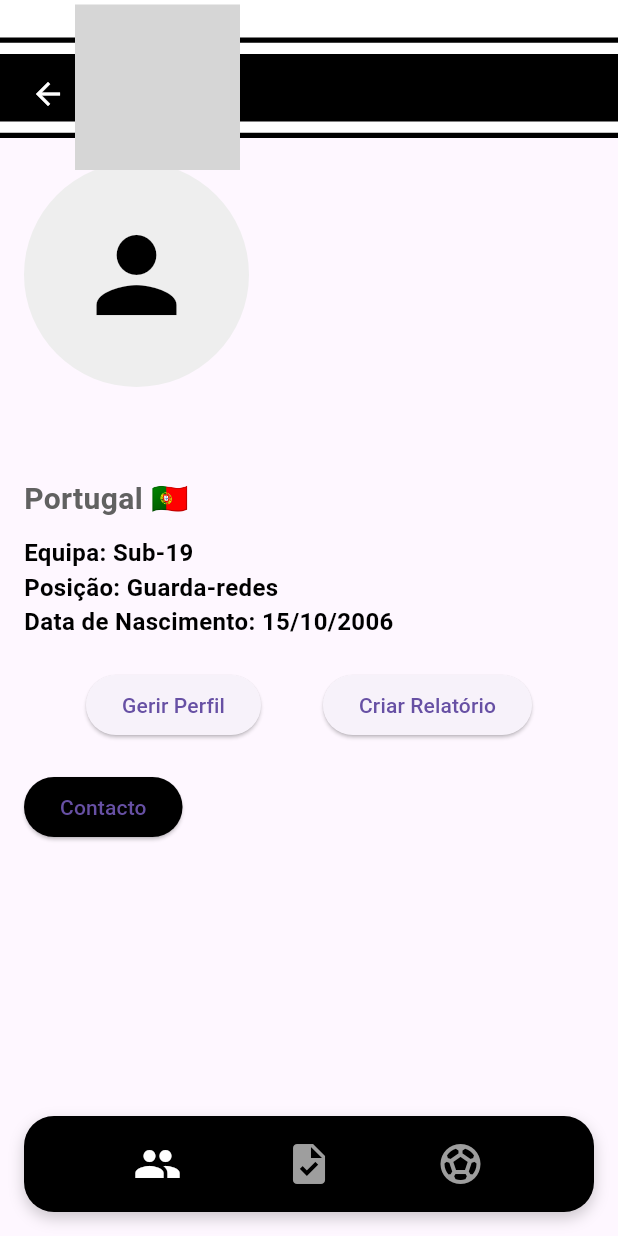
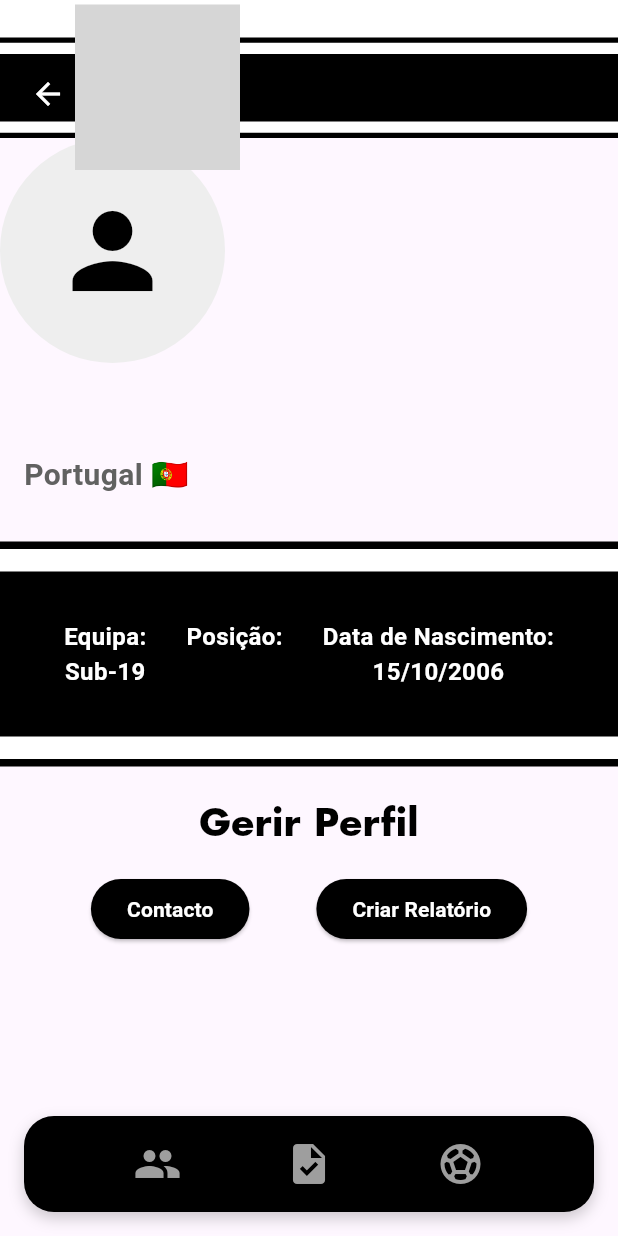
Before and after one commit to WeakyStar0/Grupo-10-Biriatos-App, a Flutter app: the JogadorPage screen opened directly with empty values, on a phone screen of 412 x 824 dp. Run offline on Flutter 3.47's test engine with Material 3 defaults, Android fonts, the phone set to English and light mode, and no system bars; our stand-ins replace flutter_svg; grey boxes are pictures that could not be loaded.

Commit message:
mudanças na pagina de jogador

```diff
--- a/appviriatos/lib/jogador.dart
+++ b/appviriatos/lib/jogador.dart
@@ -10,8 +10,13 @@ class EquipaPage extends StatefulWidget {
 class _EquipaPageState extends State<EquipaPage> {
   int _currentIndex = 4; // Índice atual da página
 
-  // Lista de jogadores de exemplo
-  final List<String> jogadores = ['Jogador 1', 'Jogador 2', 'Jogador 3', 'Jogador 4'];
+  // Lista de jogadores de exemplo com categorias
+  final Map<String, String> jogadores = {
+    'Jogador 1': 'Guarda-redes',
+    'Jogador 2': 'Defesas',
+    'Jogador 3': 'Médios',
+    'Jogador 4': 'Avançados',
+  };
 
   @override
   Widget build(BuildContext context) {
@@ -21,29 +26,31 @@ class _EquipaPageState extends State<EquipaPage> {
           Navigator.pop(context); // Voltar à página anterior
         },
       ),
-      body: Padding(
-        padding: const EdgeInsets.all(16.0),
-        child: ListView.builder(
+      body: ListView.builder(
         itemCount: jogadores.length,
         itemBuilder: (context, index) {
+          String jogadorNome = jogadores.keys.elementAt(index);
+          String jogadorCategoria = jogadores[jogadorNome]!;
           return Card(
-              margin: EdgeInsets.symmetric(vertical: 8.0),
+            margin: EdgeInsets.zero, // Remove margens externas
             elevation: 4.0,
             child: ListTile(
-                title: Text(jogadores[index]),
+              title: Text(jogadorNome),
               onTap: () {
                 // Navegar para a página do jogador ao clicar
                 Navigator.push(
                   context,
                   MaterialPageRoute(
-                      builder: (context) => JogadorPage(jogadorNome: jogadores[index]),
+                    builder: (context) => JogadorPage(
+                      jogadorNome: jogadorNome,
+                      jogadorCategoria: jogadorCategoria, // Passa a categoria
+                    ),
                   ),
                 );
               },
             ),
           );
         },
-        ),
       ),
       // Botão de navegação flutuante
       floatingActionButton: CustomFloatingButton(
@@ -57,9 +64,13 @@ class _EquipaPageState extends State<EquipaPage> {
 
 class JogadorPage extends StatelessWidget {
   final String jogadorNome; // Variável para armazenar o nome do jogador
+  final String jogadorCategoria; // Nova variável para a categoria do jogador
 
-  // Construtor para receber o nome do jogador
-  JogadorPage({required this.jogadorNome});
+  // Construtor para receber o nome e a categoria do jogador
+  JogadorPage({
+    required this.jogadorNome,
+    required this.jogadorCategoria,
+  });
 
   @override
   Widget build(BuildContext context) {
@@ -69,9 +80,7 @@ class JogadorPage extends StatelessWidget {
           Navigator.pop(context); // Voltar à página anterior
         },
       ),
-      body: Padding(
-        padding: const EdgeInsets.all(16.0),
-        child: Column(
+      body: Column(
         crossAxisAlignment: CrossAxisAlignment.start,
         children: [
           // Jogador image section
@@ -86,6 +95,11 @@ class JogadorPage extends StatelessWidget {
             child: Icon(Icons.person, size: 80, color: Colors.black),
           ),
           SizedBox(height: 20),
+          Padding(
+            padding: const EdgeInsets.symmetric(horizontal: 16.0),
+            child: Column(
+              crossAxisAlignment: CrossAxisAlignment.start,
+              children: [
                 Text(
                   jogadorNome,
                   style: TextStyle(
@@ -101,62 +115,91 @@ class JogadorPage extends StatelessWidget {
                   ),
                 ),
                 SizedBox(height: 10),
-            Row(
+              ],
+            ),
+          ),
+          SizedBox(height: 20),
+
+          // Retângulos com informações
+          Stack(
+            alignment: Alignment.center,
+            children: [
+              // Retângulos
+              Container(
+                width: double.infinity,
+                height: 150,
+                color: const Color.fromARGB(255, 0, 0, 0),
+              ),
+              Container(
+                width: double.infinity,
+                height: 140,
+                color: const Color.fromARGB(255, 255, 255, 255),
+              ),
+              Container(
+                width: double.infinity,
+                height: 110,
+                color: const Color.fromARGB(255, 0, 0, 0),
+              ),
+
+              Padding(
+                padding: const EdgeInsets.symmetric(horizontal: 16.0),
+                child: Row(
+                  mainAxisAlignment: MainAxisAlignment.spaceEvenly,
+                  children: [
+                    Column(
                       children: [
                         Text(
-                  'Equipa: ',
-                  style: TextStyle(fontSize: 16, fontWeight: FontWeight.bold),
+                          'Equipa:',
+                          style: TextStyle(fontSize: 16, fontWeight: FontWeight.bold, color: Colors.white),
                         ),
+                        Text('Sub-19', style: TextStyle(fontSize: 16, color: Colors.white)),
+                      ],
+                    ),
+                    Column(
+                      children: [
                         Text(
-                  'Sub-19', // Placeholder
-                  style: TextStyle(fontSize: 16),
+                          'Posição:',
+                          style: TextStyle(fontSize: 16, fontWeight: FontWeight.bold, color: Colors.white),
+                        ),
+                        Text(jogadorCategoria, style: TextStyle(fontSize: 16, color: Colors.white)), // Usando categoria
+                      ],
+                    ),
+                    Column(
+                      children: [
+                        Text(
+                          'Data de Nascimento:',
+                          style: TextStyle(fontSize: 16, fontWeight: FontWeight.bold, color: Colors.white),
+                        ),
+                        Text('15/10/2006', style: TextStyle(fontSize: 16, color: Colors.white)),
+                      ],
                     ),
                   ],
                 ),
-            Row(
-              children: [
-                Text(
-                  'Posição: ',
-                  style: TextStyle(fontSize: 16, fontWeight: FontWeight.bold),
-                ),
-                Text(
-                  'Guarda-redes', // Placeholder
-                  style: TextStyle(fontSize: 16),
               ),
             ],
           ),
-            Row(
-              children: [
-                Text(
-                  'Data de Nascimento: ',
-                  style: TextStyle(fontSize: 16, fontWeight: FontWeight.bold),
+
+          SizedBox(height: 20),
+
+          Center(
+          child: Text(
+            'Gerir Perfil',
+            style: TextStyle(
+              fontFamily: 'FuturaStd', // Nome da família definida no pubspec.yaml
+              color: const Color.fromARGB(255, 0, 0, 0),
+              fontSize: 25,
+              fontWeight: FontWeight.bold,
             ),
-                Text(
-                  '15/10/2006', // Placeholder
-                  style: TextStyle(fontSize: 16),
           ),
-              ],
         ),
-            SizedBox(height: 20),
-            // Buttons section
-            Row(
+        SizedBox(height: 15),
+
+          // Botões de Contacto e Relatório
+          Padding(
+          padding: const EdgeInsets.symmetric(horizontal: 16.0),
+          child: Row(
             mainAxisAlignment: MainAxisAlignment.spaceEvenly,
             children: [
-                ElevatedButton(
-                  onPressed: () {
-                    // Add profile management functionality here
-                  },
-                  child: Text('Gerir Perfil'),
-                ),
-                ElevatedButton(
-                  onPressed: () {
-                    // Add reporting functionality here
-                  },
-                  child: Text('Criar Relatório'),
-                ),
-              ],
-            ),
-            SizedBox(height: 20),
               ElevatedButton(
                 onPressed: () {
                   // Show contact info popup
@@ -185,16 +228,36 @@ class JogadorPage extends StatelessWidget {
                     },
                   );
                 },
-              child: Text('Contacto'),
-              style: ButtonStyle(
-                backgroundColor: MaterialStateProperty.all(Colors.black),
+                style: ElevatedButton.styleFrom(
+                  backgroundColor: Colors.black,
+                  padding: const EdgeInsets.symmetric(vertical: 8, horizontal: 24),
+                ),
+                child: const Text(
+                  'Contacto',
+                  style: TextStyle(color: Colors.white, fontWeight: FontWeight.bold),
+                ),
+              ),
+              ElevatedButton(
+                onPressed: () {
+                  // Add reporting functionality here
+                },
+                style: ElevatedButton.styleFrom(
+
+                  backgroundColor: Colors.black,
+                  padding: const EdgeInsets.symmetric(vertical: 8, horizontal: 24),
+                ),
+                child: const Text(
+                  'Criar Relatório',
+                  style: TextStyle(color: Colors.white, fontWeight: FontWeight.bold),
                 ),
               ),
             ],
           ),
         ),
+        ],
+      ),
       floatingActionButton: CustomFloatingButton(
-        currentIndex: 0,
+        currentIndex: 4,
         onTap: (index) => navigateToPage(context, index),
       ),
       floatingActionButtonLocation: FloatingActionButtonLocation.centerDocked,
--- a/appviriatos/pubspec.yaml
+++ b/appviriatos/pubspec.yaml
@@ -76,6 +76,8 @@ flutter:
           weight: 700
         - asset: assets/fonts/FuturaStdBook.otf
           weight: 700
+        - asset: assets/fonts/FuturaStdHeavy.otf
+          weight: 700
 
 
 
```
Also changed, not shown: appviriatos/lib/equipa.dart (+25 -29 lines). Lines whose indentation alone changed are shown as unchanged.
